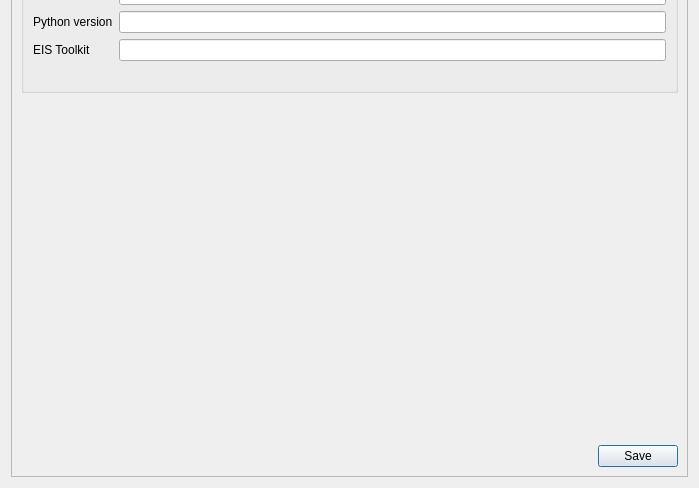
Qt form eis_qgis_plugin/resources/ui/wizard_toolkit_conf.ui (GispoCoding/eis_qgis_plugin) before a commit; both pictures show x 0 to 699 and y 307 to 795 of the 699 by 795 pixel window.
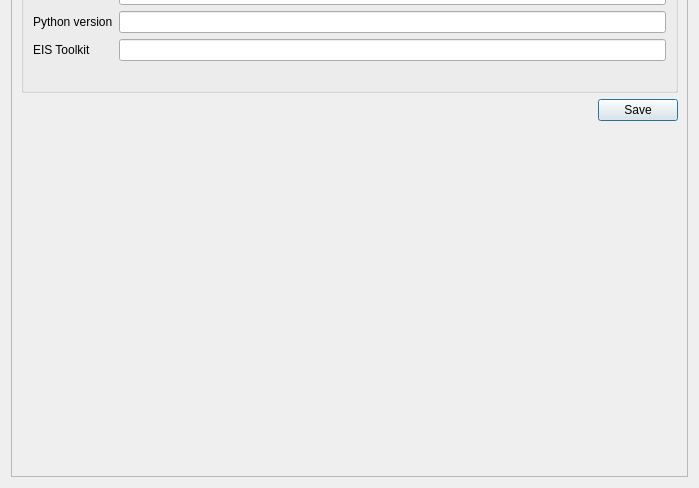
The same form after that commit. Custom widgets are drawn as their Qt base class.

Commit message: ui(wizard): add icons to most buttons, change many buttons to use QDialogButtonBox, clean UIs

What changed in the file:
```diff
--- a/eis_qgis_plugin/resources/ui/wizard_toolkit_conf.ui
+++ b/eis_qgis_plugin/resources/ui/wizard_toolkit_conf.ui
@@ -212,6 +212,13 @@
          </layout>
         </widget>
        </item>
+       <item>
+        <widget class="QDialogButtonBox" name="toolkit_conf_button_box">
+         <property name="standardButtons">
+          <set>QDialogButtonBox::Save</set>
+         </property>
+        </widget>
+       </item>
        <item>
         <spacer name="verticalSpacer">
          <property name="orientation">
@@ -225,13 +232,6 @@
          </property>
         </spacer>
        </item>
-       <item>
-        <widget class="QDialogButtonBox" name="toolkit_conf_button_box">
-         <property name="standardButtons">
-          <set>QDialogButtonBox::Save</set>
-         </property>
-        </widget>
-       </item>
       </layout>
      </widget>
     </widget>
```
The commit also changes 21 other files.
